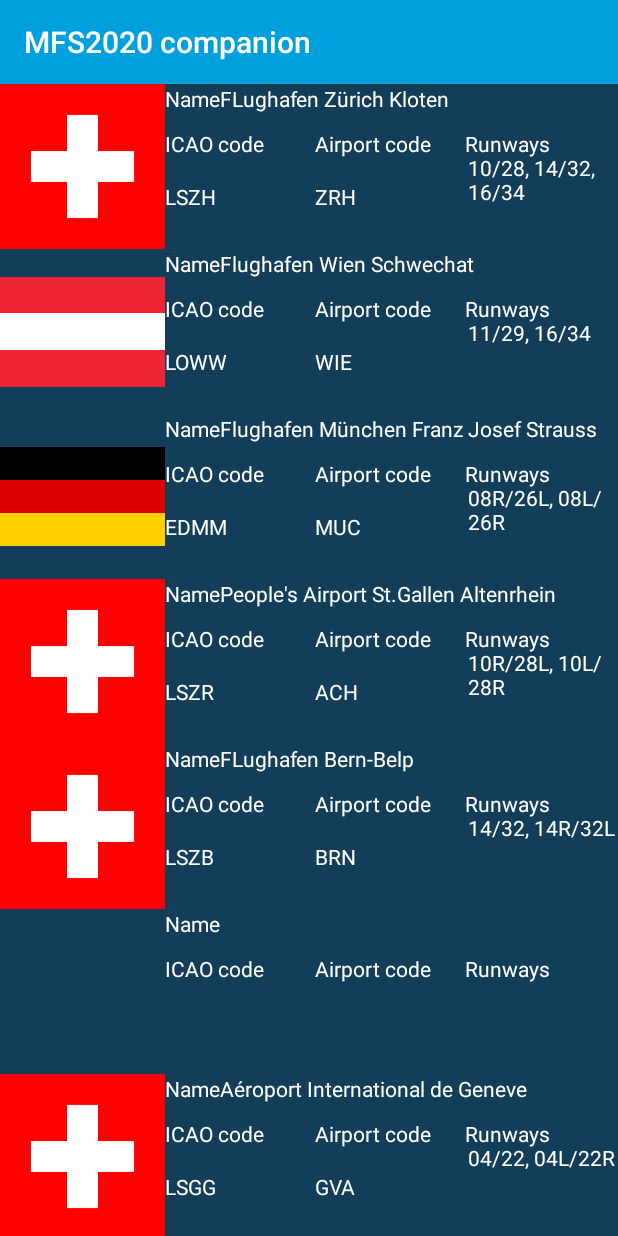
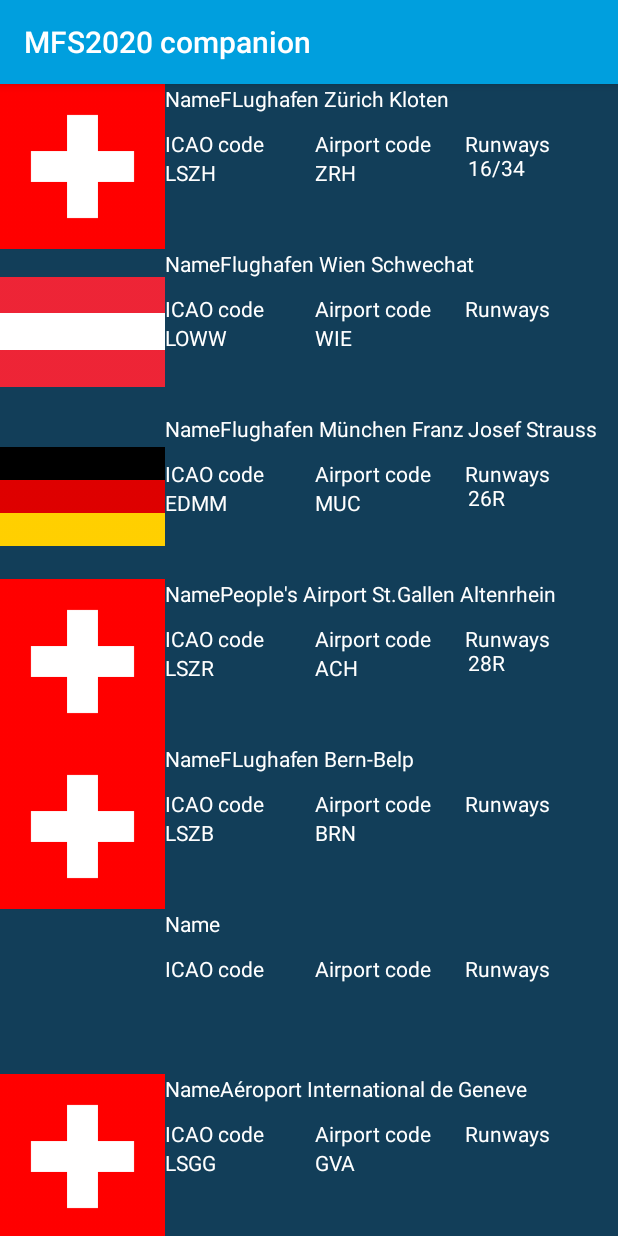
Before and after one commit to capitain96/AndroidProject, an Android app: the AirportMenu screen opened directly, with no data from a screen before it, on a phone screen of 412 x 824 dp. Run offline under Robolectric (Android 15) with nearby library versions, the phone set to English and light mode, and no system bars.

Commit message:
Changing the airport adapter view

```diff
--- a/app/src/main/java/com/example/mfs2020companion/MyAirportMenuAdapter.java
+++ b/app/src/main/java/com/example/mfs2020companion/MyAirportMenuAdapter.java
@@ -74,10 +74,10 @@
                 AirportViewHolder airportViewHolder = (AirportViewHolder) holder;
                 Airport airport = (Airport) listRecyclerItem.get(position);
 
-                airportViewHolder.name.append(airport.getName());
-                airportViewHolder.ICAOCode.append("\n" + airport.getICAOCode());
-                airportViewHolder.airportCode.append("\n" + airport.getAirportCode());
-                airportViewHolder.runways.append("\n" + airport.getRunways());
+                airportViewHolder.name.setText(airport.getName());
+                airportViewHolder.ICAOCode.setText(airport.getICAOCode());
+                airportViewHolder.airportCode.setText(airport.getAirportCode());
+                airportViewHolder.runways.setText(airport.getRunways());
 
                 String path = airport.getImagePath();
                 byte[] data = readImageFromAssets(path);
```
